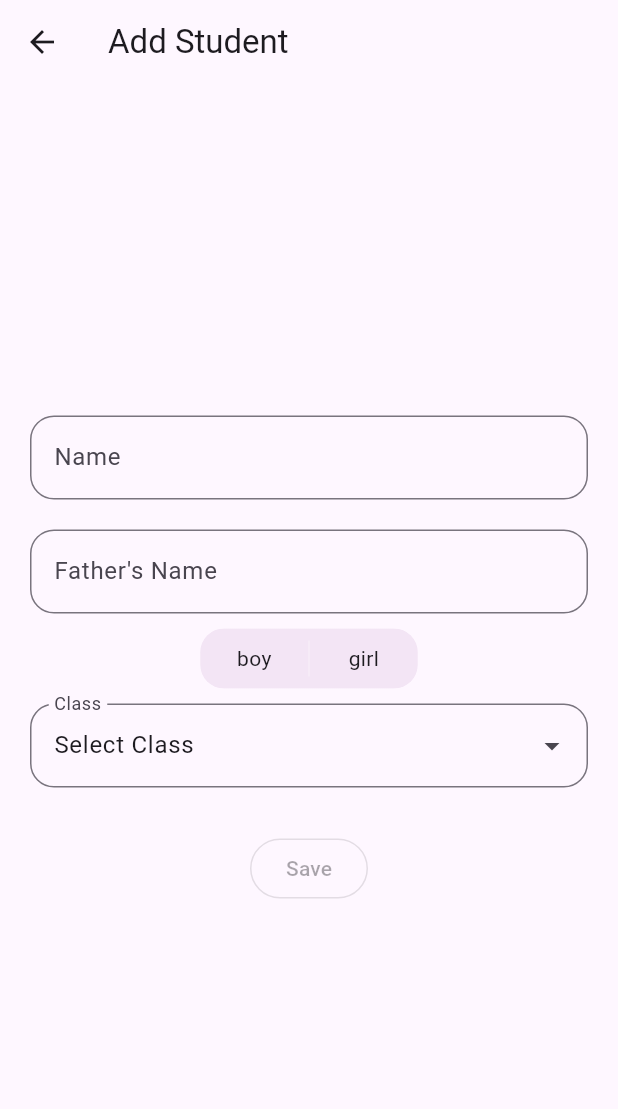
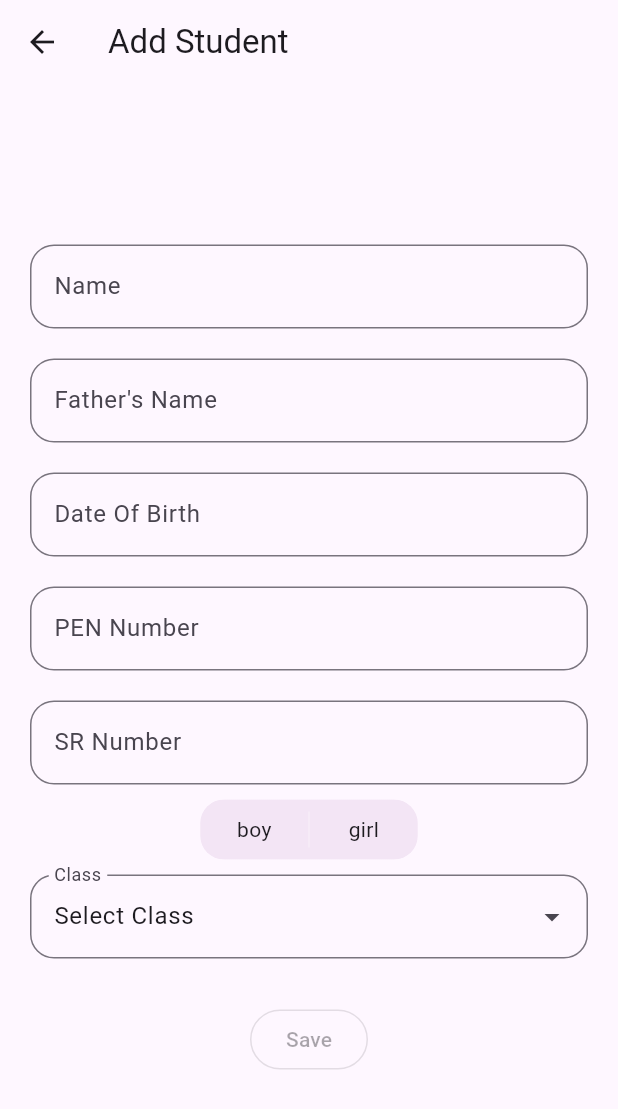
Before and after one commit to ask9027/studentmanagement, a Flutter app: the AddUpdateStudent screen opened directly, on a phone screen of 412 x 824 dp. Shown: the top 1109 px of the screen. Run offline on Flutter 3.47's test engine with Material 3 defaults, Android fonts, the phone set to English and light mode, and no system bars; drawn by our look-alikes of toggle_switch; our stand-ins replace get, pdf, printing, shared_preferences, sqflite; accounts and stored records are empty.

Commit message:
add dob,sr,pen numer

```diff
--- a/lib/database/databases.dart
+++ b/lib/database/databases.dart
@@ -31,6 +31,9 @@ CREATE TABLE $studentTable(
   ${StudentFields.name} $textType,
   ${StudentFields.fatherName} $textType,
   ${StudentFields.className} $textType,
+  ${StudentFields.dob} $textType,
+  ${StudentFields.penNumber} $textType,
+  ${StudentFields.srNumber} $textType,
   ${StudentFields.gender} $textType
 )
 """);
--- a/lib/database/models.dart
+++ b/lib/database/models.dart
@@ -6,12 +6,18 @@ class StudentFields {
   static const String name = "name";
   static const String fatherName = "fatherName";
   static const String className = "className";
+  static const String dob = "dob";
+  static const String penNumber = "penNumber";
+  static const String srNumber = "srNumber";
   static const String gender = "gender";
   static final List<String> values = [
     id,
     name,
     fatherName,
     className,
+    dob,
+    penNumber,
+    srNumber,
     gender,
   ];
 }
@@ -59,6 +65,9 @@ class Student {
   final String name;
   final String fatherName;
   final String className;
+  final String dob;
+  final String penNumber;
+  final String srNumber;
   final String gender;
 
   const Student({
@@ -66,6 +75,9 @@ class Student {
     required this.name,
     required this.fatherName,
     required this.className,
+    required this.dob,
+    required this.penNumber,
+    required this.srNumber,
     required this.gender,
   });
 
@@ -74,6 +86,9 @@ class Student {
     String? name,
     String? fatherName,
     String? className,
+    String? dob,
+    String? penNumber,
+    String? srNumber,
     String? gender,
   }) =>
       Student(
@@ -81,6 +96,9 @@ class Student {
         name: name ?? this.name,
         fatherName: fatherName ?? this.fatherName,
         className: className ?? this.className,
+        dob: dob ?? this.dob,
+        penNumber: penNumber ?? this.penNumber,
+        srNumber: srNumber ?? this.srNumber,
         gender: gender ?? this.gender,
       );
 
@@ -89,6 +107,9 @@ class Student {
         name: json[StudentFields.name] as String,
         fatherName: json[StudentFields.fatherName] as String,
         className: json[StudentFields.className] as String,
+        dob: json[StudentFields.dob] as String,
+        penNumber: json[StudentFields.penNumber] as String,
+        srNumber: json[StudentFields.srNumber] as String,
         gender: json[StudentFields.gender] as String,
       );
 
@@ -97,6 +118,9 @@ class Student {
         StudentFields.name: name,
         StudentFields.fatherName: fatherName,
         StudentFields.className: className,
+        StudentFields.dob: dob,
+        StudentFields.penNumber: penNumber,
+        StudentFields.srNumber: srNumber,
         StudentFields.gender: gender,
       };
 }
--- a/lib/pages/add_update.dart
+++ b/lib/pages/add_update.dart
@@ -20,6 +20,9 @@ class AddUpdateStudent extends StatefulWidget {
 class _AddUpdateStudentState extends State<AddUpdateStudent> {
   final TextEditingController nameCont = TextEditingController();
   final TextEditingController fNameCont = TextEditingController();
+  final TextEditingController dobCont = TextEditingController();
+  final TextEditingController penNumberCont = TextEditingController();
+  final TextEditingController srNumberCont = TextEditingController();
   String genderCont = "";
   int _toggleIndex = -1;
   SingleValueDropDownController classCont = SingleValueDropDownController(
@@ -32,6 +35,9 @@ class _AddUpdateStudentState extends State<AddUpdateStudent> {
     if (!widget.isAdd!) {
       nameCont.text = widget.student!.name;
       fNameCont.text = widget.student!.fatherName;
+      dobCont.text = widget.student!.dob;
+      penNumberCont.text = widget.student!.penNumber;
+      srNumberCont.text = widget.student!.srNumber;
       genderCont = widget.student!.gender.toString();
       _toggleIndex = Gender.values.indexOf(genderCont);
       classCont = SingleValueDropDownController(
@@ -48,6 +54,9 @@ class _AddUpdateStudentState extends State<AddUpdateStudent> {
     setState(() {
       if (nameCont.text.toString().isNotEmpty &&
           fNameCont.text.toString().isNotEmpty &&
+          dobCont.text.toString().isNotEmpty &&
+          penNumberCont.text.toString().isNotEmpty &&
+          srNumberCont.text.toString().isNotEmpty &&
           genderCont.isNotEmpty &&
           !classCont.dropDownValue!.name.contains("Select Class")) {
         isBtnEnable = true;
@@ -61,6 +70,9 @@ class _AddUpdateStudentState extends State<AddUpdateStudent> {
   void dispose() {
     nameCont.dispose();
     fNameCont.dispose();
+    dobCont.dispose();
+    penNumberCont.dispose();
+    srNumberCont.dispose();
     classCont.dispose();
     super.dispose();
   }
@@ -181,6 +193,42 @@ class _AddUpdateStudentState extends State<AddUpdateStudent> {
               textInputAction: TextInputAction.next,
             ),
             const SizedBox(
+              height: 20,
+            ),
+            TextFormField(
+              controller: dobCont,
+              decoration: const InputDecoration(
+                hintText: "Enter DOB(yyyy-mm-dd)",
+                label: Text("Date Of Birth"),
+              ),
+              onChanged: (value) => checkFields(),
+              textInputAction: TextInputAction.next,
+            ),
+            const SizedBox(
+              height: 20,
+            ),
+            TextFormField(
+              controller: penNumberCont,
+              decoration: const InputDecoration(
+                hintText: "Enter PEN Number",
+                label: Text("PEN Number"),
+              ),
+              onChanged: (value) => checkFields(),
+              textInputAction: TextInputAction.next,
+            ),
+            const SizedBox(
+              height: 20,
+            ),
+            TextFormField(
+              controller: srNumberCont,
+              decoration: const InputDecoration(
+                hintText: "Enter SR Number",
+                label: Text("SR Number"),
+              ),
+              onChanged: (value) => checkFields(),
+              textInputAction: TextInputAction.next,
+            ),
+            const SizedBox(
               height: 10,
             ),
             ToggleSwitch(
@@ -245,6 +293,9 @@ class _AddUpdateStudentState extends State<AddUpdateStudent> {
                               Student(
                                 name: nameCont.text.toTitleCase().trim(),
                                 fatherName: fNameCont.text.toTitleCase().trim(),
+                                dob: dobCont.text.trim(),
+                                penNumber: penNumberCont.text.trim(),
+                                srNumber: srNumberCont.text.trim(),
                                 className: classCont.dropDownValue!.value,
                                 gender: genderCont,
                               ),
@@ -267,6 +318,9 @@ class _AddUpdateStudentState extends State<AddUpdateStudent> {
                                 id: widget.student!.id,
                                 name: nameCont.text.toTitleCase().trim(),
                                 fatherName: fNameCont.text.toTitleCase().trim(),
+                                dob: dobCont.text.trim(),
+                                penNumber: penNumberCont.text.trim(),
+                                srNumber: srNumberCont.text.trim(),
                                 className: classCont.dropDownValue!.value,
                                 gender: genderCont,
                               ),
```
Also changed, not shown: lib/pages/home_page.dart (+21 -0 lines), lib/pages/pdf_and_printing.dart (+34 -4 lines).
